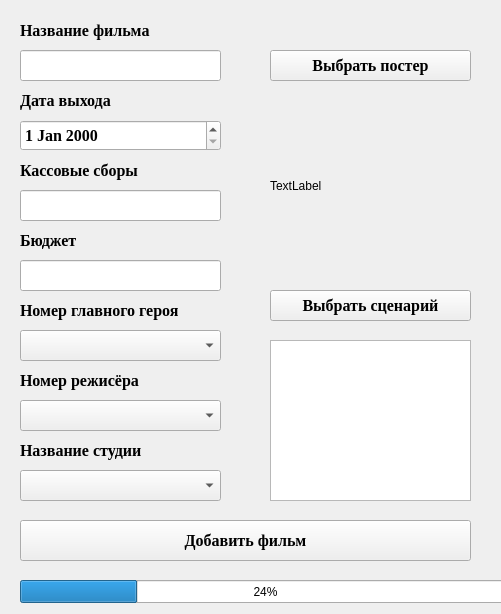
NikitaVirachev/course-work-on-DB, file Client/addmovie.ui: the form before one commit.
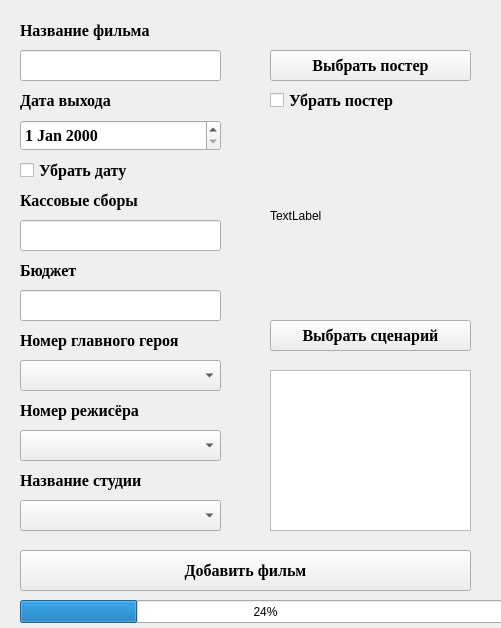
The form after the commit.

```diff
--- a/Client/addmovie.ui
+++ b/Client/addmovie.ui
@@ -7,7 +7,7 @@
     <x>0</x>
     <y>0</y>
     <width>501</width>
-    <height>614</height>
+    <height>628</height>
    </rect>
   </property>
   <property name="windowTitle">
@@ -95,7 +95,7 @@
    <property name="geometry">
     <rect>
      <x>20</x>
-     <y>190</y>
+     <y>220</y>
      <width>201</width>
      <height>31</height>
     </rect>
@@ -113,7 +113,7 @@
    <property name="geometry">
     <rect>
      <x>20</x>
-     <y>160</y>
+     <y>190</y>
      <width>201</width>
      <height>20</height>
     </rect>
@@ -134,7 +134,7 @@
    <property name="geometry">
     <rect>
      <x>20</x>
-     <y>260</y>
+     <y>290</y>
      <width>201</width>
      <height>31</height>
     </rect>
@@ -152,7 +152,7 @@
    <property name="geometry">
     <rect>
      <x>20</x>
-     <y>230</y>
+     <y>260</y>
      <width>201</width>
      <height>21</height>
     </rect>
@@ -173,7 +173,7 @@
    <property name="geometry">
     <rect>
      <x>20</x>
-     <y>330</y>
+     <y>360</y>
      <width>201</width>
      <height>31</height>
     </rect>
@@ -191,7 +191,7 @@
    <property name="geometry">
     <rect>
      <x>20</x>
-     <y>300</y>
+     <y>330</y>
      <width>211</width>
      <height>20</height>
     </rect>
@@ -212,7 +212,7 @@
    <property name="geometry">
     <rect>
      <x>20</x>
-     <y>400</y>
+     <y>430</y>
      <width>201</width>
      <height>31</height>
     </rect>
@@ -230,7 +230,7 @@
    <property name="geometry">
     <rect>
      <x>20</x>
-     <y>370</y>
+     <y>400</y>
      <width>201</width>
      <height>20</height>
     </rect>
@@ -251,7 +251,7 @@
    <property name="geometry">
     <rect>
      <x>20</x>
-     <y>470</y>
+     <y>500</y>
      <width>201</width>
      <height>31</height>
     </rect>
@@ -269,7 +269,7 @@
    <property name="geometry">
     <rect>
      <x>20</x>
-     <y>440</y>
+     <y>470</y>
      <width>201</width>
      <height>21</height>
     </rect>
@@ -311,7 +311,7 @@
    <property name="geometry">
     <rect>
      <x>270</x>
-     <y>100</y>
+     <y>130</y>
      <width>201</width>
      <height>171</height>
     </rect>
@@ -324,7 +324,7 @@
    <property name="geometry">
     <rect>
      <x>270</x>
-     <y>290</y>
+     <y>320</y>
      <width>201</width>
      <height>31</height>
     </rect>
@@ -345,7 +345,7 @@
    <property name="geometry">
     <rect>
      <x>20</x>
-     <y>520</y>
+     <y>550</y>
      <width>451</width>
      <height>41</height>
     </rect>
@@ -366,7 +366,7 @@
    <property name="geometry">
     <rect>
      <x>270</x>
-     <y>340</y>
+     <y>370</y>
      <width>201</width>
      <height>161</height>
     </rect>
@@ -376,7 +376,7 @@
    <property name="geometry">
     <rect>
      <x>20</x>
-     <y>580</y>
+     <y>600</y>
      <width>491</width>
      <height>23</height>
     </rect>
@@ -385,6 +385,48 @@
     <number>24</number>
    </property>
   </widget>
+  <widget class="QCheckBox" name="checkBox">
+   <property name="geometry">
+    <rect>
+     <x>20</x>
+     <y>160</y>
+     <width>201</width>
+     <height>20</height>
+    </rect>
+   </property>
+   <property name="font">
+    <font>
+     <family>Times New Roman</family>
+     <pointsize>12</pointsize>
+     <weight>75</weight>
+     <bold>true</bold>
+    </font>
+   </property>
+   <property name="text">
+    <string>Убрать дату</string>
+   </property>
+  </widget>
+  <widget class="QCheckBox" name="checkBox_2">
+   <property name="geometry">
+    <rect>
+     <x>270</x>
+     <y>90</y>
+     <width>201</width>
+     <height>20</height>
+    </rect>
+   </property>
+   <property name="font">
+    <font>
+     <family>Times New Roman</family>
+     <pointsize>12</pointsize>
+     <weight>75</weight>
+     <bold>true</bold>
+    </font>
+   </property>
+   <property name="text">
+    <string>Убрать постер</string>
+   </property>
+  </widget>
  </widget>
  <resources/>
  <connections/>
```
